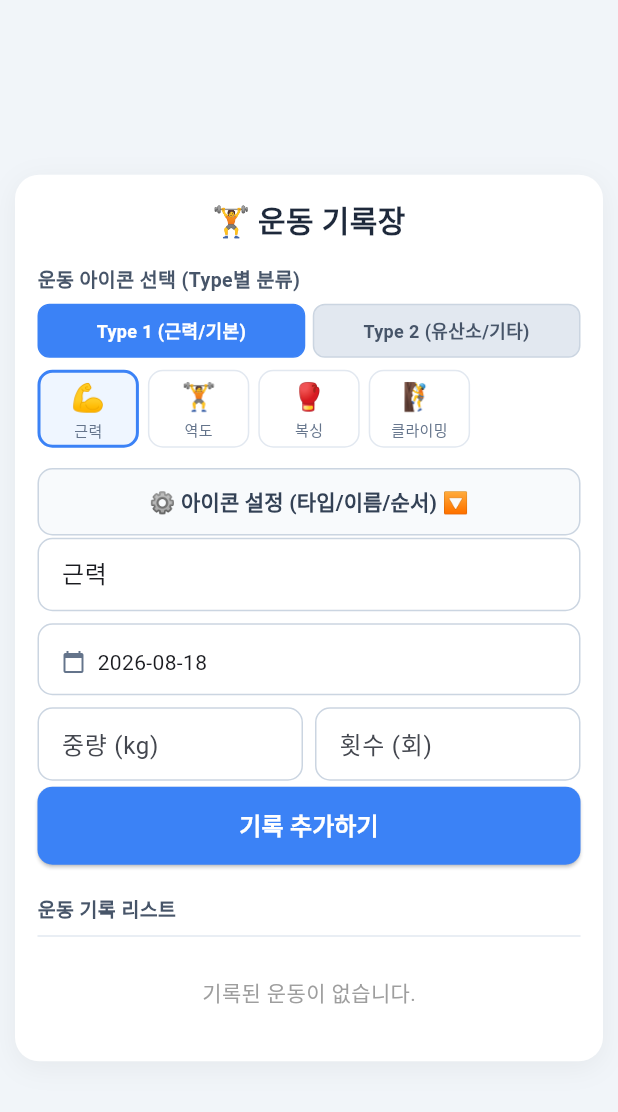
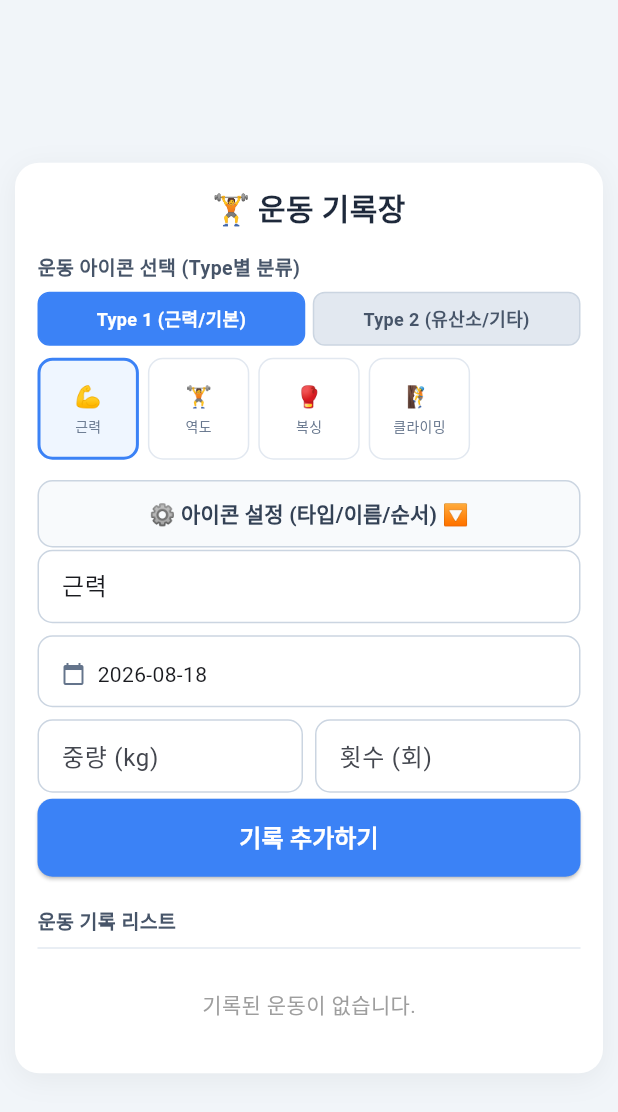
Before and after one commit to Eunseo-415/workout, a Flutter app: the screen it shows after launch, on a phone screen of 412 x 824 dp. Shown: the top 1112 px of the screen. Run offline on Flutter 3.47's test engine with Material 3 defaults, Android fonts, the phone set to English and light mode, and no system bars; our stand-ins replace image_picker, shared_preferences.

Commit message:
Fix icon grid RenderFlex overflow
Bound emoji rendering to its intended box with FittedBox instead of a
bare Text (glyph metrics for some emoji, e.g. the weightlifter mark,
render taller than the nominal font size and overflowed the grid
cell). Also gives the grid cell more headroom and bounds the label
text the same way so the overflow banner can't reappear from either
side.

```diff
--- a/lib/screens/home_screen.dart
+++ b/lib/screens/home_screen.dart
@@ -380,7 +380,7 @@ class _HomeScreenState extends State<HomeScreen> {
         crossAxisCount: 5,
         mainAxisSpacing: 6,
         crossAxisSpacing: 6,
-        mainAxisExtent: 52,
+        mainAxisExtent: 68,
       ),
       itemBuilder: (context, i) {
         final index = indexes[i];
@@ -389,7 +389,7 @@ class _HomeScreenState extends State<HomeScreen> {
         return GestureDetector(
           onTap: () => _selectIcon(index),
           child: Container(
-            padding: const EdgeInsets.all(4),
+            padding: const EdgeInsets.symmetric(horizontal: 4, vertical: 6),
             decoration: BoxDecoration(
               color: selected ? const Color(0xFFEFF6FF) : Colors.white,
               border: Border.all(
@@ -400,14 +400,21 @@ class _HomeScreenState extends State<HomeScreen> {
             ),
             child: Column(
               mainAxisAlignment: MainAxisAlignment.center,
+              mainAxisSize: MainAxisSize.min,
               children: [
                 IconVisual(emoji: icon.emoji, imageBase64: icon.imageBase64, size: 20),
-                const SizedBox(height: 2),
-                Text(
-                  icon.name,
-                  maxLines: 1,
-                  overflow: TextOverflow.ellipsis,
-                  style: const TextStyle(fontSize: 10, color: Color(0xFF64748B)),
+                const SizedBox(height: 4),
+                SizedBox(
+                  height: 13,
+                  child: FittedBox(
+                    fit: BoxFit.scaleDown,
+                    child: Text(
+                      icon.name,
+                      maxLines: 1,
+                      overflow: TextOverflow.ellipsis,
+                      style: const TextStyle(fontSize: 10, color: Color(0xFF64748B)),
+                    ),
+                  ),
                 ),
               ],
             ),
--- a/lib/widgets/icon_visual.dart
+++ b/lib/widgets/icon_visual.dart
@@ -32,9 +32,13 @@ class IconVisual extends StatelessWidget {
         return SizedBox(width: size, height: size);
       }
     }
-    return Text(
-      emoji ?? '',
-      style: TextStyle(fontSize: size * 0.9),
+    return SizedBox(
+      width: size,
+      height: size,
+      child: FittedBox(
+        fit: BoxFit.contain,
+        child: Text(emoji ?? ''),
+      ),
     );
   }
 }
```
